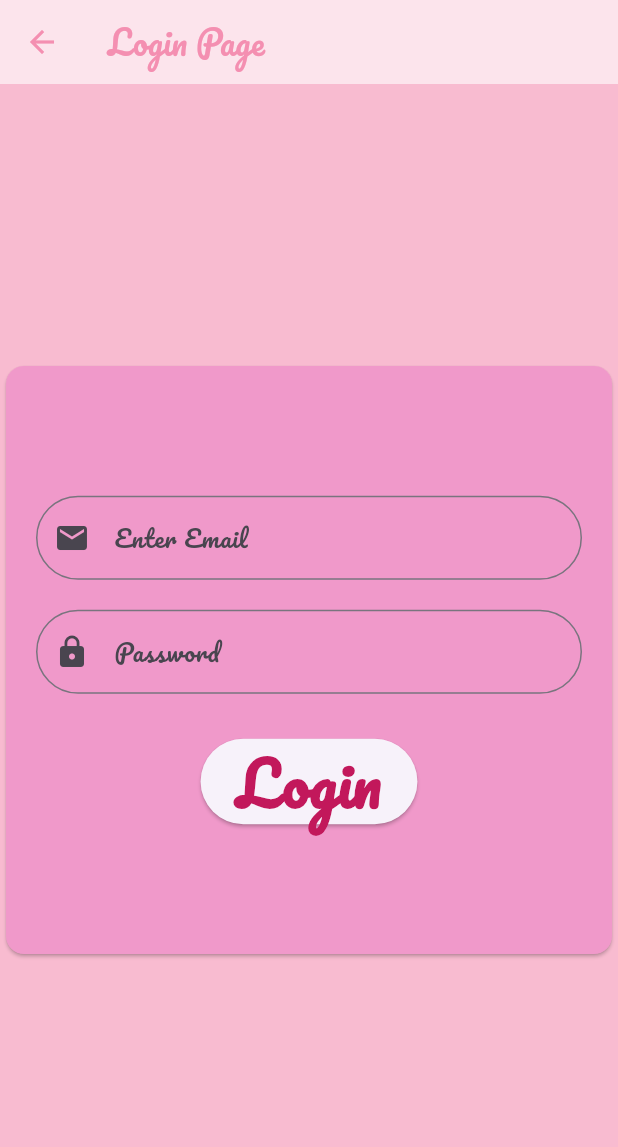
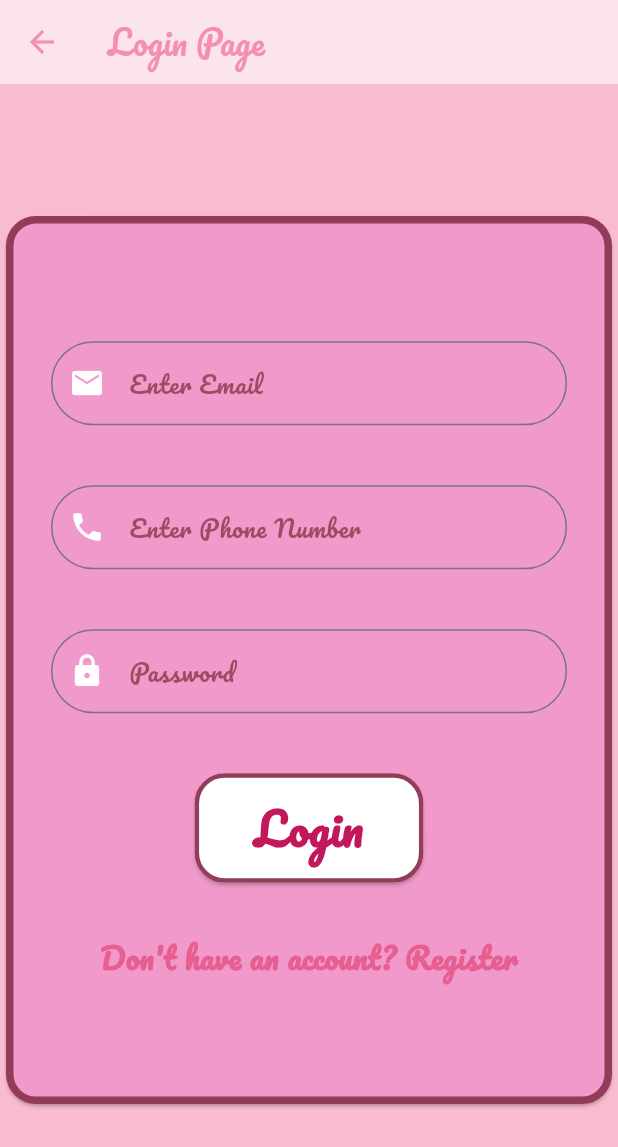
Before and after one commit to mehrin20/ID-210_Mehrin_63-E-_SAD-_ASSIGNMENT-3, a Flutter app: the screen it shows after launch, after a tap on "Page", on a phone screen of 412 x 824 dp. Shown: the top 1147 px of the screen. Run offline on Flutter 3.47's test engine with Material 3 defaults, Android fonts, the phone set to English and light mode, and no system bars; our stand-ins replace google_fonts.

Commit message:
commit name

```diff
--- a/flutter_2_mehrin/flutter_mehrin_2/lib/Login_page.dart
+++ b/flutter_2_mehrin/flutter_mehrin_2/lib/Login_page.dart
@@ -13,6 +13,7 @@ class _LoginPageState extends State<LoginPage> {
   final _formKey = GlobalKey<FormState>();
   final TextEditingController emailController = TextEditingController();
   final TextEditingController passwordController = TextEditingController();
+  final TextEditingController phoneController = TextEditingController();
   @override
   Widget build(BuildContext context) {
     return Scaffold(
@@ -24,12 +25,19 @@ class _LoginPageState extends State<LoginPage> {
       ),
       body: Center(
         child: SizedBox(
-          height: 400,
-          width: 600,
+          height: 600,
+          width: 700,
           child: Card(
             color: const Color.fromARGB(255, 240, 153, 202),
+            shape: RoundedRectangleBorder(
+              borderRadius: BorderRadius.circular(20),
+              side: const BorderSide(
+                color: Color.fromARGB(255, 147, 60, 89),
+                width: 5,
+              ),
+            ),
             child: Padding(
-              padding: const EdgeInsets.all(20.0),
+              padding: const EdgeInsets.all(30.0),
               child: Form(
                 key: _formKey,
                 child: Column(
@@ -46,15 +54,49 @@ class _LoginPageState extends State<LoginPage> {
                         return null;
                       },
                       decoration: InputDecoration(
-                        prefixIcon: const Icon(Icons.email),
+                        prefixIcon: const Icon(
+                          Icons.email,
+                          color: Colors.white,
+                        ),
                         hintText: "@",
                         labelText: "Enter Email",
+                        labelStyle: TextStyle(
+                          color: const Color.fromARGB(255, 158, 74, 98),
+                        ),
                         border: OutlineInputBorder(
                           borderRadius: BorderRadius.circular(50),
                         ),
                       ),
                     ),
-                    const SizedBox(height: 20),
+                    const SizedBox(height: 40),
+                    TextFormField(
+                      controller: phoneController,
+                      keyboardType: TextInputType.phone,
+                      validator: (value) {
+                        if (value == null || value.isEmpty) {
+                          return "Phone number is required!";
+                        }
+                        if (value.length < 11) {
+                          return "Enter a valid phone number!";
+                        }
+                        return null;
+                      },
+                      decoration: InputDecoration(
+                        prefixIcon: const Icon(
+                          Icons.phone,
+                          color: Colors.white,
+                        ),
+                        hintText: "+880",
+                        labelText: "Enter Phone Number",
+                        labelStyle: TextStyle(
+                          color: const Color.fromARGB(255, 158, 74, 98),
+                        ),
+                        border: OutlineInputBorder(
+                          borderRadius: BorderRadius.circular(50),
+                        ),
+                      ),
+                    ),
+                    const SizedBox(height: 40),
                     TextFormField(
                       controller: passwordController,
                       obscureText: true,
@@ -68,15 +110,18 @@ class _LoginPageState extends State<LoginPage> {
                         return null;
                       },
                       decoration: InputDecoration(
-                        prefixIcon: const Icon(Icons.lock),
+                        prefixIcon: const Icon(Icons.lock, color: Colors.white),
                         hintText: "Enter Password",
                         labelText: "Password",
+                        labelStyle: TextStyle(
+                          color: const Color.fromARGB(255, 158, 74, 98),
+                        ),
                         border: OutlineInputBorder(
                           borderRadius: BorderRadius.circular(50),
                         ),
                       ),
                     ),
-                    const SizedBox(height: 30),
+                    const SizedBox(height: 40),
                     ElevatedButton(
                       onPressed: () {
                         if (_formKey.currentState!.validate()) {
@@ -85,13 +130,37 @@ class _LoginPageState extends State<LoginPage> {
                           );
                         }
                       },
+                      style: ElevatedButton.styleFrom(
+                        side: const BorderSide(
+                          color: Color.fromARGB(255, 147, 61, 90),
+                          width: 3,
+                        ),
+                        shape: RoundedRectangleBorder(
+                          borderRadius: BorderRadius.circular(20),
+                        ),
+                        backgroundColor: Colors.white,
+                        padding: const EdgeInsets.symmetric(
+                          horizontal: 40,
+                          vertical: 15,
+                        ),
+                      ),
                       child: Text(
                         "Login",
+                        textAlign: TextAlign.center,
                         style: TextStyle(
                           color: Colors.pink.shade700,
-                          fontSize: 40,
+                          fontSize: 30,
                           fontWeight: FontWeight.bold,
                         ),
+                      ),
+                    ),
+                    SizedBox(height: 35),
+                    Text(
+                      "Don't have an account? Register",
+                      style: TextStyle(
+                        color: const Color.fromARGB(255, 231, 95, 145),
+                        fontSize: 20,
+                        fontWeight: FontWeight.bold,
                       ),
                     ),
                   ],
```
